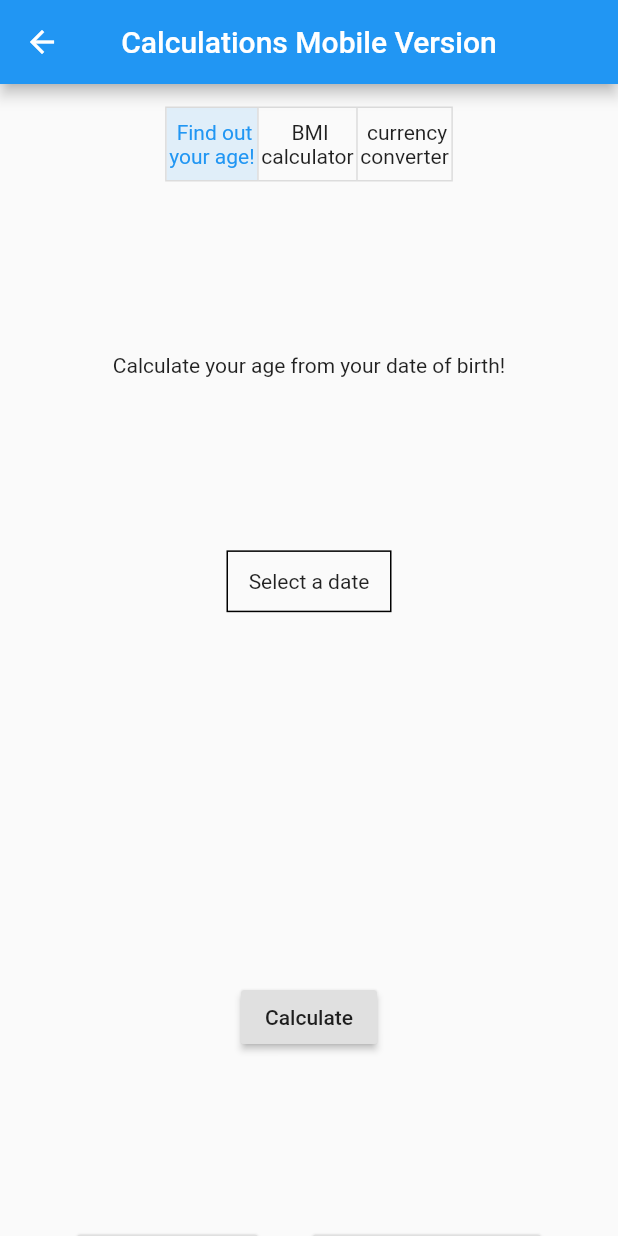
After one commit to RichardsonTsavo/my_portfolio, a Flutter app: the CalculationsPage screen opened by its route, on a phone screen of 412 x 824 dp. The commit adds this screen. Run offline on Flutter 3.47's test engine with Material 2 defaults, Android fonts, the phone set to English and light mode, and no system bars; our stand-ins replace flutter_colorpicker, flutter_masked_text, flutter_mobx, flutter_modular, mobx, responsive_builder and 1 more; accounts and stored records are empty; generated files the repository leaves out were written again.

Commit message:
add mobile page calculation

```diff
--- a/lib/app/modules/calculations/calculations_page.dart
+++ b/lib/app/modules/calculations/calculations_page.dart
@@ -1,5 +1,6 @@
 import 'package:flutter/material.dart';
 import 'package:flutter_modular/flutter_modular.dart';
+import 'package:my_portfolio/app/modules/calculations/pages/mobile_page.dart';
 import 'package:my_portfolio/app/modules/calculations/pages/web_page.dart';
 import 'package:responsive_builder/responsive_builder.dart';
 import 'calculations_controller.dart';
@@ -24,7 +25,7 @@ class _CalculationsPageState
         if(sizingInformation.deviceScreenType == DeviceScreenType.desktop){
           return WebCalculationsPage(title:widget.title + " Web Version",controller: controller,);
         }
-        return Container(color:Colors.purple);
+        return MobileCalculationsPage(title:widget.title + " Mobile Version",controller: controller,);
       },
     );
   }
--- /dev/null
+++ b/lib/app/modules/calculations/pages/mobile_page.dart
@@ -0,0 +1,305 @@
+import 'package:flutter/material.dart';
+import 'package:flutter/services.dart';
+import 'package:flutter_mobx/flutter_mobx.dart';
+import 'package:my_portfolio/app/modules/calculations/calculations_controller.dart';
+import 'package:my_portfolio/app/shared/widgets/InfoButtons.dart';
+
+class MobileCalculationsPage extends StatefulWidget {
+  final CalculationsController controller;
+  final String title;
+  MobileCalculationsPage({this.title, this.controller});
+
+  @override
+  _MobileCalculationsPageState createState() => _MobileCalculationsPageState();
+}
+
+class _MobileCalculationsPageState extends State<MobileCalculationsPage> {
+  GlobalKey<FormState> formBmi = GlobalKey<FormState>();
+  @override
+  Widget build(BuildContext context) {
+    return LayoutBuilder(
+      builder: (context, constraints) {
+        return Scaffold(
+            appBar: AppBar(
+              title: Text(widget.title),
+              centerTitle: true,
+            ),
+            body: SingleChildScrollView(
+              child: Container(
+                height: constraints.maxHeight,
+                padding: EdgeInsets.all(15),
+                alignment: Alignment.center,
+                child:Column(
+                  mainAxisAlignment: MainAxisAlignment.spaceEvenly,
+                  children: [
+                    Observer(
+                      builder: (context) => ToggleButtons(
+                          onPressed: (index) {
+                            for (int i = 0;
+                            i < widget.controller.listOptions.length;
+                            i++) {
+                              if (i == index) {
+                                widget.controller.listOptions[index] =
+                                !widget.controller.listOptions[index];
+                              } else {
+                                widget.controller.listOptions[i] = false;
+                              }
+                            }
+                            widget.controller.resultText = "";
+                          },
+                          children: [
+                            Text(" Find out\nyour age! ",textAlign: TextAlign.center,),
+                            Text(" BMI\ncalculator ",textAlign: TextAlign.center),
+                            Text(" currency\nconverter ",textAlign: TextAlign.center),
+                          ],
+                          isSelected: widget.controller.listOptions.toList()),
+                    ),
+                    Expanded(
+                      child: Observer(builder: (context) {
+                        if (widget.controller.listOptions[0] == true) {
+                          return Column(
+                            mainAxisAlignment: MainAxisAlignment.spaceEvenly,
+                            children: [
+                              Text("Calculate your age from your date of birth!",),
+                              Container(
+                                alignment: Alignment.center,
+                                width: 110,
+                                height: constraints.maxHeight * 0.05,
+                                decoration: BoxDecoration(
+                                    border: Border.all(color: Colors.black)),
+                                child: GestureDetector(
+                                  onTap: () {
+                                    showDatePicker(
+                                      context: context,
+                                      initialDate: DateTime.now(),
+                                      firstDate: DateTime(1900),
+                                      lastDate: DateTime(2025),
+                                    ).then((value) {
+                                      widget.controller.setStartDate(value);
+                                    });
+                                  },
+                                  child: Observer(
+                                    builder: (context) =>
+                                        Text(widget.controller.currentStartdate),
+                                  ),
+                                ),
+                              ),
+                              Observer(
+                                builder: (context) => Text(
+                                  widget.controller.resultText,
+                                  textAlign: TextAlign.center,
+                                ),
+                              ),
+                              // ignore: deprecated_member_use
+                              RaisedButton(
+                                child: Text("Calculate"),
+                                onPressed: () {
+                                  widget.controller.calculateAge();
+                                },
+                              )
+                            ],
+                          );
+                        }
+                        if (widget.controller.listOptions[1] == true) {
+                          return Form(
+                            key: formBmi,
+                            child: Column(
+                              children: [
+                                Icon(
+                                  Icons.person,
+                                  size: 100,
+                                ),
+                                Text("body mass index calculation!"),
+                                TextFormField(
+                                  keyboardType: TextInputType.number,
+                                  controller: widget.controller.weightBmiController,
+                                  validator: (val) {
+                                    if (val.isEmpty) {
+                                      return "Add a value to the weight";
+                                    }
+                                    return null;
+                                  },
+                                  inputFormatters: [
+                                    FilteringTextInputFormatter.allow(
+                                        RegExp('[0-9]')),
+                                  ],
+                                  decoration: InputDecoration(
+                                    labelText: "Weight (kg)",
+                                    focusedBorder: OutlineInputBorder(
+                                        borderSide:
+                                        BorderSide(color: Colors.blue)),
+                                    enabledBorder: OutlineInputBorder(
+                                        borderSide:
+                                        BorderSide(color: Colors.blue)),
+                                    border: OutlineInputBorder(
+                                        borderSide:
+                                        BorderSide(color: Colors.blue)),
+                                  ),
+                                ),
+                                SizedBox(
+                                  height: 25,
+                                ),
+                                TextFormField(
+                                  keyboardType: TextInputType.number,
+                                  controller: widget.controller.heightBmiController,
+                                  validator: (val) {
+                                    if (val.isEmpty) {
+                                      return "Add a value to the height";
+                                    }
+                                    return null;
+                                  },
+                                  inputFormatters: [
+                                    FilteringTextInputFormatter.allow(
+                                        RegExp('[0-9]')),
+                                  ],
+                                  decoration: InputDecoration(
+                                    labelText: "Height (cm)",
+                                    focusedBorder: OutlineInputBorder(
+                                        borderSide:
+                                        BorderSide(color: Colors.blue)),
+                                    enabledBorder: OutlineInputBorder(
+                                        borderSide:
+                                        BorderSide(color: Colors.blue)),
+                                    border: OutlineInputBorder(
+                                        borderSide:
+                                        BorderSide(color: Colors.blue)),
+                                  ),
+                                ),
+                                SizedBox(
+                                  height: 25,
+                                ),
+                                Text("Result: ${widget.controller.resultText}"),
+                                SizedBox(
+                                  height: 25,
+                                ),
+                                // ignore: deprecated_member_use
+                                RaisedButton(
+                                    child: Text("Calculate"),
+                                    onPressed: () {
+                                      if (formBmi.currentState.validate()) {
+                                        widget.controller.calculateBMI();
+                                      }
+                                    })
+                              ],
+                            ),
+                          );
+                        }
+                        return FutureBuilder<Map>(
+                          future: widget.controller.callInfo(),
+                          builder: (context, snapshot) {
+                            if(snapshot.hasData){
+                              widget.controller.dolar = snapshot.data["results"]["currencies"]["USD"]["buy"];
+                              widget.controller.euro = snapshot.data["results"]["currencies"]["EUR"]["buy"];
+                              return Column(
+                                children: [
+                                  Icon(
+                                    Icons.monetization_on,
+                                    color: Colors.amber,
+                                    size: 100,
+                                  ),
+                                  Text("Working with http for currency conversion."
+                                      "\nSite database: https://hgbrasil.com/status/finance",
+                                    textAlign: TextAlign.center,),
+                                  SizedBox(
+                                    height: 25,
+                                  ),
+                                  TextField(
+                                    keyboardType: TextInputType.number,
+                                    onChanged: (value){
+                                      widget.controller.realCalculate();
+                                    },
+                                    controller: widget.controller.realController,
+                                    inputFormatters: [
+                                      FilteringTextInputFormatter.allow(
+                                          RegExp('[0-9]')),
+                                    ],
+                                    decoration: InputDecoration(
+                                      prefixText: "R\$",
+                                      labelText: "Brasil, Real (BRL)",
+                                      focusedBorder: OutlineInputBorder(
+                                          borderSide:
+                                          BorderSide(color: Colors.blue)),
+                                      enabledBorder: OutlineInputBorder(
+                                          borderSide:
+                                          BorderSide(color: Colors.blue)),
+                                      border: OutlineInputBorder(
+                                          borderSide:
+                                          BorderSide(color: Colors.blue)),
+                                    ),
+                                  ),
+                                  SizedBox(
+                                    height: 25,
+                                  ),
+                                  TextField(
+                                    keyboardType: TextInputType.number,
+                                    onChanged: (value){
+                                      widget.controller.dolarCalculate();
+                                    },
+                                    controller: widget.controller.dolarController,
+                                    inputFormatters: [
+                                      FilteringTextInputFormatter.allow(
+                                          RegExp('[0-9]')),
+                                    ],
+                                    decoration: InputDecoration(
+                                      prefixText: "US\$",
+                                      labelText: "Estados Unidos, Dolar (USD)",
+                                      focusedBorder: OutlineInputBorder(
+                                          borderSide:
+                                          BorderSide(color: Colors.blue)),
+                                      enabledBorder: OutlineInputBorder(
+                                          borderSide:
+                                          BorderSide(color: Colors.blue)),
+                                      border: OutlineInputBorder(
+                                          borderSide:
+                                          BorderSide(color: Colors.blue)),
+                                    ),
+                                  ),
+                                  SizedBox(
+                                    height: 25,
+                                  ),
+                                  TextField(
+                                    keyboardType: TextInputType.number,
+                                    onChanged: (value){
+                                      widget.controller.euroCalculate();
+                                    },
+                                    controller: widget.controller.euroController,
+                                    inputFormatters: [
+                                      FilteringTextInputFormatter.allow(
+                                          RegExp('[0-9]')),
+                                    ],
+                                    decoration: InputDecoration(
+                                      prefixText: "€",
+                                      labelText: "Comunidade Europeia, Euros(EUR)",
+                                      focusedBorder: OutlineInputBorder(
+                                          borderSide:
+                                          BorderSide(color: Colors.blue)),
+                                      enabledBorder: OutlineInputBorder(
+                                          borderSide:
+                                          BorderSide(color: Colors.blue)),
+                                      border: OutlineInputBorder(
+                                          borderSide:
+                                          BorderSide(color: Colors.blue)),
+                                    ),
+                                  ),
+                                  // ignore: deprecated_member_use
+                                ],
+                              );
+                            }else{
+                              return Center(
+                                child: CircularProgressIndicator(),
+                              );
+                            }
+
+                          },
+                        );
+                      }),
+                    ),
+                    InfoButtons(gitUrl: "https://github.com/RichardsonTsavo/my_portfolio/tree/master/lib/app/modules/calculations")
+                  ],
+                ),
+              ),
+            ));
+      },
+    );
+  }
+}
--- a/lib/app/modules/home/pages/mobile_page.dart
+++ b/lib/app/modules/home/pages/mobile_page.dart
@@ -29,13 +29,13 @@ class _MobileHomePageState extends State<MobileHomePage> {
                 }),
             // ignore: deprecated_member_use
             RaisedButton(
-                child: Text("Date Functions"),
+                child: Text("Calculations"),
                 onPressed: () {
-                  Modular.to.pushNamed('/date_functions');
+                  Modular.to.pushNamed('/calculations');
                 })
           ],
         ),
       ),
-    );;
+    );
   }
 }
```
